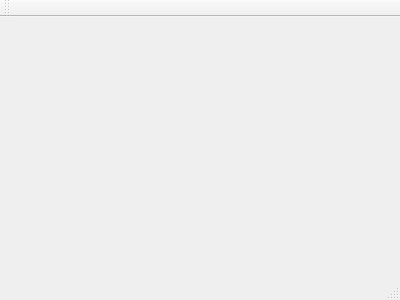
Before: the Qt Designer form lab4LL1/mainwindow.ui in SeanLiaoy/Experiment-Of-Compiler-Principles, drawn with Qt 5.
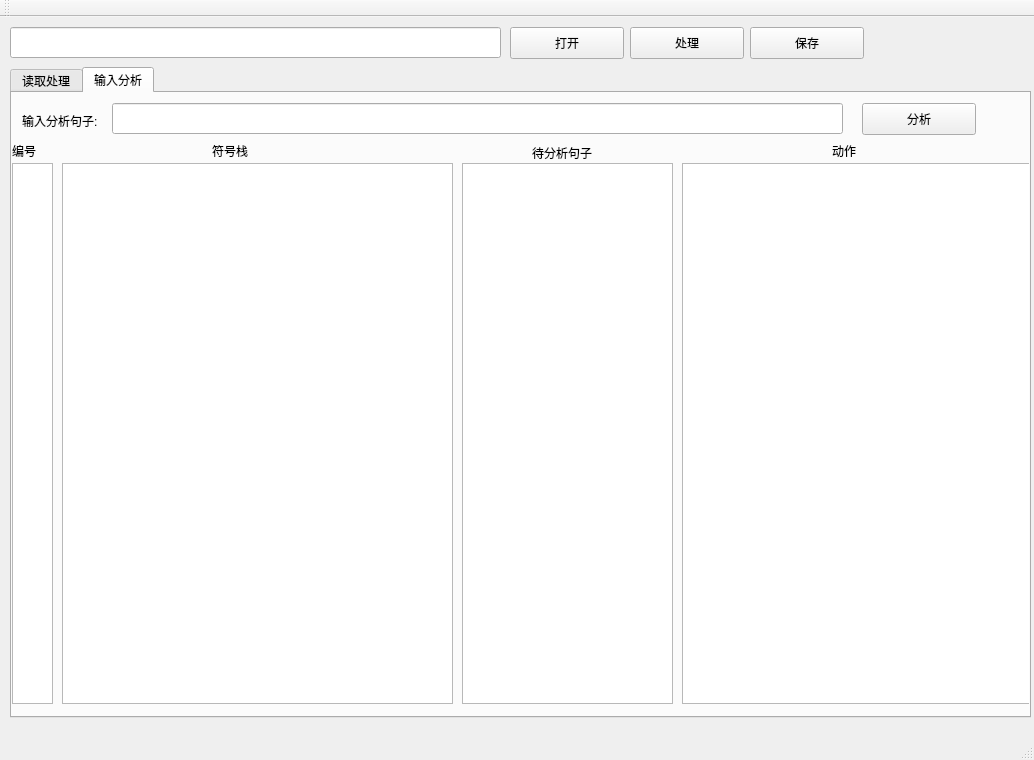
After: the same form once the commit is applied. The open tabs and pages were chosen to show the change.

Patch:
```diff
--- a/lab4LL1/mainwindow.ui
+++ b/lab4LL1/mainwindow.ui
@@ -1,24 +1,620 @@
 <ui version="4.0">
  <class>MainWindow</class>
- <widget class="QMainWindow" name="MainWindow" >
-  <property name="geometry" >
+ <widget class="QMainWindow" name="MainWindow">
+  <property name="geometry">
    <rect>
     <x>0</x>
     <y>0</y>
-    <width>400</width>
-    <height>300</height>
+    <width>1034</width>
+    <height>760</height>
    </rect>
   </property>
   <property name="windowTitle" >
    <string>MainWindow</string>
   </property>
-  <widget class="QMenuBar" name="menuBar" />
-  <widget class="QToolBar" name="mainToolBar" />
-  <widget class="QWidget" name="centralWidget" />
-  <widget class="QStatusBar" name="statusBar" />
+  <widget class="QWidget" name="centralWidget">
+   <widget class="QPushButton" name="pushButton_4">
+    <property name="geometry">
+     <rect>
+      <x>750</x>
+      <y>10</y>
+      <width>114</width>
+      <height>32</height>
+     </rect>
+    </property>
+    <property name="text">
+     <string>保存</string>
+    </property>
+   </widget>
+   <widget class="QPushButton" name="pushButton_2">
+    <property name="geometry">
+     <rect>
+      <x>630</x>
+      <y>10</y>
+      <width>114</width>
+      <height>32</height>
+     </rect>
+    </property>
+    <property name="text">
+     <string>处理</string>
+    </property>
+   </widget>
+   <widget class="QLineEdit" name="lineEdit">
+    <property name="geometry">
+     <rect>
+      <x>10</x>
+      <y>10</y>
+      <width>491</width>
+      <height>31</height>
+     </rect>
+    </property>
+    <property name="font">
+     <font>
+      <pointsize>15</pointsize>
+     </font>
+    </property>
+    <property name="whatsThis">
+     <string>&lt;html&gt;&lt;head/&gt;&lt;body&gt;&lt;p&gt;&lt;br/&gt;&lt;/p&gt;&lt;/body&gt;&lt;/html&gt;</string>
+    </property>
+    <property name="styleSheet">
+     <string notr="true">color:rgb(0, 0, 0)</string>
+    </property>
+    <property name="text">
+     <string/>
+    </property>
+   </widget>
+   <widget class="QPushButton" name="pushButton">
+    <property name="geometry">
+     <rect>
+      <x>510</x>
+      <y>10</y>
+      <width>114</width>
+      <height>32</height>
+     </rect>
+    </property>
+    <property name="text">
+     <string>打开</string>
+    </property>
+   </widget>
+   <widget class="QTabWidget" name="tabWidget">
+    <property name="geometry">
+     <rect>
+      <x>10</x>
+      <y>50</y>
+      <width>1021</width>
+      <height>651</height>
+     </rect>
+    </property>
+    <property name="currentIndex">
+     <number>0</number>
+    </property>
+    <widget class="QWidget" name="tab">
+     <property name="toolTip">
+      <string>12123</string>
+     </property>
+     <attribute name="title">
+      <string>读取处理</string>
+     </attribute>
+     <widget class="Line" name="line">
+      <property name="geometry">
+       <rect>
+        <x>580</x>
+        <y>10</y>
+        <width>20</width>
+        <height>601</height>
+       </rect>
+      </property>
+      <property name="orientation">
+       <enum>Qt::Vertical</enum>
+      </property>
+     </widget>
+     <widget class="QTextEdit" name="textEdit">
+      <property name="geometry">
+       <rect>
+        <x>0</x>
+        <y>20</y>
+        <width>291</width>
+        <height>251</height>
+       </rect>
+      </property>
+      <property name="styleSheet">
+       <string notr="true">color: rgb(0, 0, 0)</string>
+      </property>
+     </widget>
+     <widget class="QTextEdit" name="textEdit_2">
+      <property name="geometry">
+       <rect>
+        <x>600</x>
+        <y>20</y>
+        <width>411</width>
+        <height>591</height>
+       </rect>
+      </property>
+      <property name="styleSheet">
+       <string notr="true">color:rgb(0, 0, 0)</string>
+      </property>
+     </widget>
+     <widget class="QTextEdit" name="textEdit_7">
+      <property name="geometry">
+       <rect>
+        <x>300</x>
+        <y>20</y>
+        <width>281</width>
+        <height>251</height>
+       </rect>
+      </property>
+      <property name="styleSheet">
+       <string notr="true">color: rgb(0, 0, 0)</string>
+      </property>
+     </widget>
+     <widget class="QLabel" name="label_2">
+      <property name="geometry">
+       <rect>
+        <x>0</x>
+        <y>0</y>
+        <width>251</width>
+        <height>16</height>
+       </rect>
+      </property>
+      <property name="text">
+       <string>原始文法 (修改注意不同词之间以空格分隔)</string>
+      </property>
+     </widget>
+     <widget class="QLabel" name="label_3">
+      <property name="geometry">
+       <rect>
+        <x>300</x>
+        <y>0</y>
+        <width>251</width>
+        <height>16</height>
+       </rect>
+      </property>
+      <property name="text">
+       <string>去除左递归和左公因子问题之后的文法</string>
+      </property>
+     </widget>
+     <widget class="QLabel" name="label_4">
+      <property name="geometry">
+       <rect>
+        <x>600</x>
+        <y>0</y>
+        <width>251</width>
+        <height>16</height>
+       </rect>
+      </property>
+      <property name="text">
+       <string>处理过程</string>
+      </property>
+     </widget>
+     <widget class="QLabel" name="label_5">
+      <property name="geometry">
+       <rect>
+        <x>0</x>
+        <y>280</y>
+        <width>251</width>
+        <height>16</height>
+       </rect>
+      </property>
+      <property name="text">
+       <string>LL(1) 分析表    #表示Epsilon</string>
+      </property>
+     </widget>
+     <widget class="QTableWidget" name="tableWidget">
+      <property name="geometry">
+       <rect>
+        <x>0</x>
+        <y>300</y>
+        <width>581</width>
+        <height>311</height>
+       </rect>
+      </property>
+      <property name="palette">
+       <palette>
+        <active>
+         <colorrole role="Text">
+          <brush brushstyle="SolidPattern">
+           <color alpha="255">
+            <red>0</red>
+            <green>0</green>
+            <blue>0</blue>
+           </color>
+          </brush>
+         </colorrole>
+        </active>
+        <inactive>
+         <colorrole role="Text">
+          <brush brushstyle="SolidPattern">
+           <color alpha="255">
+            <red>0</red>
+            <green>0</green>
+            <blue>0</blue>
+           </color>
+          </brush>
+         </colorrole>
+        </inactive>
+        <disabled>
+         <colorrole role="Text">
+          <brush brushstyle="SolidPattern">
+           <color alpha="63">
+            <red>0</red>
+            <green>0</green>
+            <blue>0</blue>
+           </color>
+          </brush>
+         </colorrole>
+        </disabled>
+       </palette>
+      </property>
+     </widget>
+    </widget>
+    <widget class="QWidget" name="tab_2">
+     <attribute name="title">
+      <string>输入分析</string>
+     </attribute>
+     <widget class="QLabel" name="label">
+      <property name="geometry">
+       <rect>
+        <x>10</x>
+        <y>20</y>
+        <width>91</width>
+        <height>16</height>
+       </rect>
+      </property>
+      <property name="text">
+       <string>输入分析句子: </string>
+      </property>
+     </widget>
+     <widget class="QLineEdit" name="lineEdit_2">
+      <property name="geometry">
+       <rect>
+        <x>100</x>
+        <y>10</y>
+        <width>731</width>
+        <height>31</height>
+       </rect>
+      </property>
+      <property name="palette">
+       <palette>
+        <active>
+         <colorrole role="WindowText">
+          <brush brushstyle="SolidPattern">
+           <color alpha="255">
+            <red>0</red>
+            <green>0</green>
+            <blue>0</blue>
+           </color>
+          </brush>
+         </colorrole>
+         <colorrole role="Text">
+          <brush brushstyle="SolidPattern">
+           <color alpha="255">
+            <red>0</red>
+            <green>0</green>
+            <blue>0</blue>
+           </color>
+          </brush>
+         </colorrole>
+        </active>
+        <inactive>
+         <colorrole role="WindowText">
+          <brush brushstyle="SolidPattern">
+           <color alpha="255">
+            <red>0</red>
+            <green>0</green>
+            <blue>0</blue>
+           </color>
+          </brush>
+         </colorrole>
+         <colorrole role="Text">
+          <brush brushstyle="SolidPattern">
+           <color alpha="255">
+            <red>0</red>
+            <green>0</green>
+            <blue>0</blue>
+           </color>
+          </brush>
+         </colorrole>
+        </inactive>
+        <disabled>
+         <colorrole role="WindowText">
+          <brush brushstyle="SolidPattern">
+           <color alpha="63">
+            <red>0</red>
+            <green>0</green>
+            <blue>0</blue>
+           </color>
+          </brush>
+         </colorrole>
+         <colorrole role="Text">
+          <brush brushstyle="SolidPattern">
+           <color alpha="63">
+            <red>0</red>
+            <green>0</green>
+            <blue>0</blue>
+           </color>
+          </brush>
+         </colorrole>
+        </disabled>
+       </palette>
+      </property>
+     </widget>
+     <widget class="QPushButton" name="pushButton_3">
+      <property name="geometry">
+       <rect>
+        <x>850</x>
+        <y>10</y>
+        <width>114</width>
+        <height>32</height>
+       </rect>
+      </property>
+      <property name="text">
+       <string>分析</string>
+      </property>
+     </widget>
+     <widget class="QTextEdit" name="textEdit_3">
+      <property name="geometry">
+       <rect>
+        <x>0</x>
+        <y>70</y>
+        <width>41</width>
+        <height>541</height>
+       </rect>
+      </property>
+      <property name="palette">
+       <palette>
+        <active>
+         <colorrole role="Text">
+          <brush brushstyle="SolidPattern">
+           <color alpha="255">
+            <red>0</red>
+            <green>0</green>
+            <blue>0</blue>
+           </color>
+          </brush>
+         </colorrole>
+        </active>
+        <inactive>
+         <colorrole role="Text">
+          <brush brushstyle="SolidPattern">
+           <color alpha="255">
+            <red>0</red>
+            <green>0</green>
+            <blue>0</blue>
+           </color>
+          </brush>
+         </colorrole>
+        </inactive>
+        <disabled>
+         <colorrole role="Text">
+          <brush brushstyle="SolidPattern">
+           <color alpha="63">
+            <red>0</red>
+            <green>0</green>
+            <blue>0</blue>
+           </color>
+          </brush>
+         </colorrole>
+        </disabled>
+       </palette>
+      </property>
+     </widget>
+     <widget class="QTextEdit" name="textEdit_4">
+      <property name="geometry">
+       <rect>
+        <x>50</x>
+        <y>70</y>
+        <width>391</width>
+        <height>541</height>
+       </rect>
+      </property>
+      <property name="palette">
+       <palette>
+        <active>
+         <colorrole role="Text">
+          <brush brushstyle="SolidPattern">
+           <color alpha="255">
+            <red>0</red>
+            <green>0</green>
+            <blue>0</blue>
+           </color>
+          </brush>
+         </colorrole>
+        </active>
+        <inactive>
+         <colorrole role="Text">
+          <brush brushstyle="SolidPattern">
+           <color alpha="255">
+            <red>0</red>
+            <green>0</green>
+            <blue>0</blue>
+           </color>
+          </brush>
+         </colorrole>
+        </inactive>
+        <disabled>
+         <colorrole role="Text">
+          <brush brushstyle="SolidPattern">
+           <color alpha="63">
+            <red>0</red>
+            <green>0</green>
+            <blue>0</blue>
+           </color>
+          </brush>
+         </colorrole>
+        </disabled>
+       </palette>
+      </property>
+     </widget>
+     <widget class="QTextEdit" name="textEdit_5">
+      <property name="geometry">
+       <rect>
+        <x>450</x>
+        <y>70</y>
+        <width>211</width>
+        <height>541</height>
+       </rect>
+      </property>
+      <property name="palette">
+       <palette>
+        <active>
+         <colorrole role="Text">
+          <brush brushstyle="SolidPattern">
+           <color alpha="255">
+            <red>0</red>
+            <green>0</green>
+            <blue>0</blue>
+           </color>
+          </brush>
+         </colorrole>
+        </active>
+        <inactive>
+         <colorrole role="Text">
+          <brush brushstyle="SolidPattern">
+           <color alpha="255">
+            <red>0</red>
+            <green>0</green>
+            <blue>0</blue>
+           </color>
+          </brush>
+         </colorrole>
+        </inactive>
+        <disabled>
+         <colorrole role="Text">
+          <brush brushstyle="SolidPattern">
+           <color alpha="63">
+            <red>0</red>
+            <green>0</green>
+            <blue>0</blue>
+           </color>
+          </brush>
+         </colorrole>
+        </disabled>
+       </palette>
+      </property>
+     </widget>
+     <widget class="QTextEdit" name="textEdit_6">
+      <property name="geometry">
+       <rect>
+        <x>670</x>
+        <y>70</y>
+        <width>351</width>
+        <height>541</height>
+       </rect>
+      </property>
+      <property name="palette">
+       <palette>
+        <active>
+         <colorrole role="Text">
+          <brush brushstyle="SolidPattern">
+           <color alpha="255">
+            <red>0</red>
+            <green>0</green>
+            <blue>0</blue>
+           </color>
+          </brush>
+         </colorrole>
+        </active>
+        <inactive>
+         <colorrole role="Text">
+          <brush brushstyle="SolidPattern">
+           <color alpha="255">
+            <red>0</red>
+            <green>0</green>
+            <blue>0</blue>
+           </color>
+          </brush>
+         </colorrole>
+        </inactive>
+        <disabled>
+         <colorrole role="Text">
+          <brush brushstyle="SolidPattern">
+           <color alpha="63">
+            <red>0</red>
+            <green>0</green>
+            <blue>0</blue>
+           </color>
+          </brush>
+         </colorrole>
+        </disabled>
+       </palette>
+      </property>
+     </widget>
+     <widget class="QLabel" name="label_6">
+      <property name="geometry">
+       <rect>
+        <x>0</x>
+        <y>50</y>
+        <width>31</width>
+        <height>16</height>
+       </rect>
+      </property>
+      <property name="text">
+       <string>编号</string>
+      </property>
+     </widget>
+     <widget class="QLabel" name="label_7">
+      <property name="geometry">
+       <rect>
+        <x>200</x>
+        <y>50</y>
+        <width>51</width>
+        <height>16</height>
+       </rect>
+      </property>
+      <property name="text">
+       <string>符号栈</string>
+      </property>
+     </widget>
+     <widget class="QLabel" name="label_8">
+      <property name="geometry">
+       <rect>
+        <x>520</x>
+        <y>50</y>
+        <width>71</width>
+        <height>20</height>
+       </rect>
+      </property>
+      <property name="text">
+       <string>待分析句子</string>
+      </property>
+     </widget>
+     <widget class="QLabel" name="label_9">
+      <property name="geometry">
+       <rect>
+        <x>820</x>
+        <y>50</y>
+        <width>51</width>
+        <height>16</height>
+       </rect>
+      </property>
+      <property name="text">
+       <string>动作</string>
+      </property>
+     </widget>
+    </widget>
+   </widget>
+  </widget>
+  <widget class="QMenuBar" name="menuBar">
+   <property name="geometry">
+    <rect>
+     <x>0</x>
+     <y>0</y>
+     <width>1034</width>
+     <height>22</height>
+    </rect>
+   </property>
+  </widget>
+  <widget class="QToolBar" name="mainToolBar">
+   <attribute name="toolBarArea">
+    <enum>TopToolBarArea</enum>
+   </attribute>
+   <attribute name="toolBarBreak">
+    <bool>false</bool>
+   </attribute>
+  </widget>
+  <widget class="QStatusBar" name="statusBar"/>
  </widget>
- <layoutDefault spacing="6" margin="11" />
- <pixmapfunction></pixmapfunction>
+ <layoutdefault spacing="6" margin="11"/>
  <resources/>
  <connections/>
 </ui>
```
Left out of the diff: 3 changed lines with no effect on the pictures.
